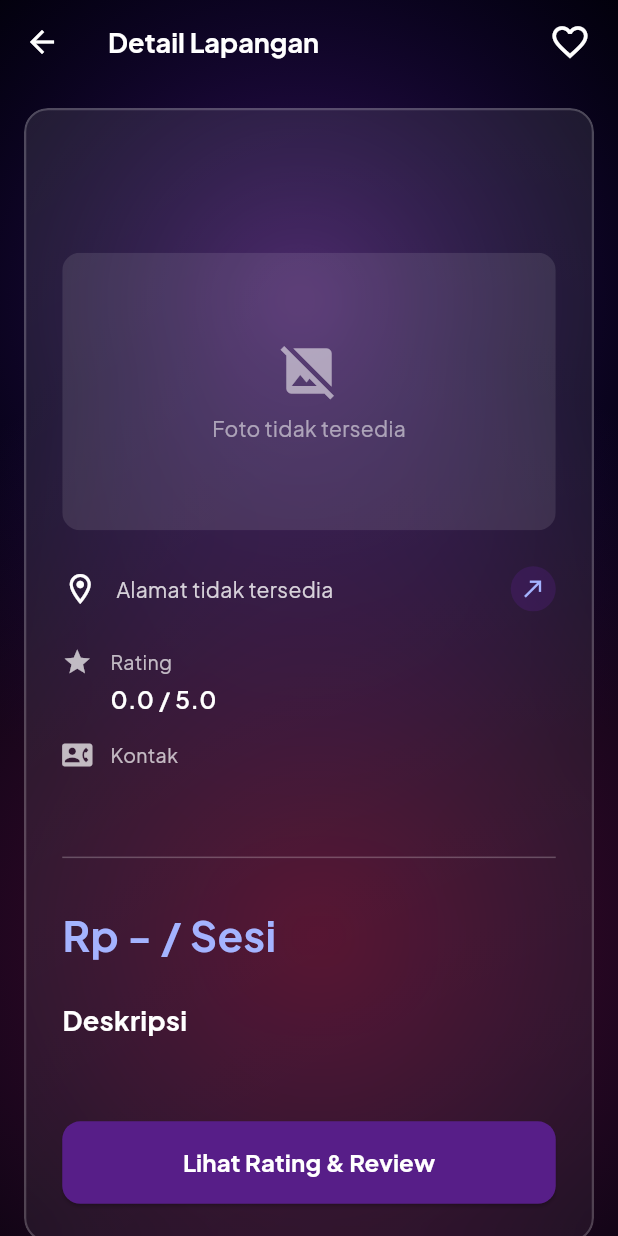
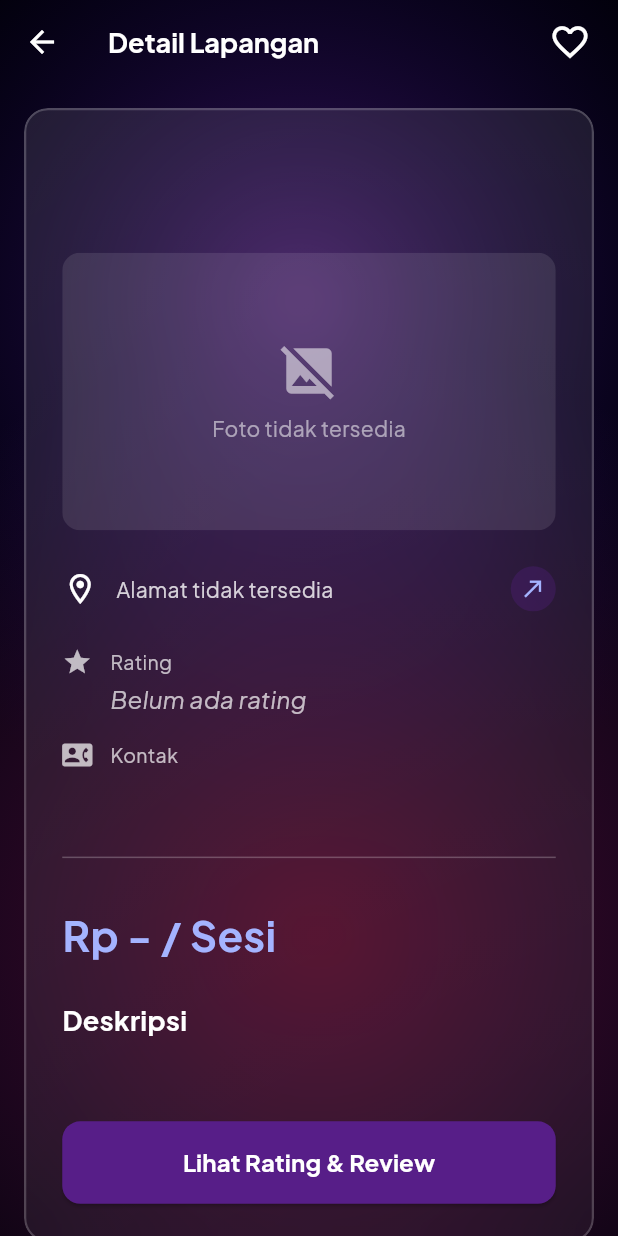
Before and after one commit to pbp-kelompok-c04/askmo-mobile, a Flutter app: the LapanganDetailPage screen opened directly with empty values, on a phone screen of 412 x 824 dp. Run offline on Flutter 3.47's test engine with Material 3 defaults, Android fonts, the phone set to English and light mode, and no system bars; our stand-ins replace file_picker, flutter_dotenv, flutter_markdown, google_fonts, google_generative_ai, google_sign_in and 1 more; missing offline and left inert: pbp_django_auth; accounts and stored records are empty.

Commit message:
benerin tampilan rating di card

```diff
--- a/lib/lapangan/screens/lapangan_detail.dart
+++ b/lib/lapangan/screens/lapangan_detail.dart
@@ -141,8 +141,8 @@ class _LapanganDetailPageState extends State<LapanganDetailPage>
 
   @override
   Widget build(BuildContext context) {
-    final cachedAvg = ReviewService.getCachedAverage(widget.lapangan.id);
-    final currentRating = cachedAvg ?? widget.lapangan.rating;
+    final double? currentRating =ReviewService.getCachedAverage(widget.lapangan.id);
+
 
     return Scaffold(
       backgroundColor: Colors.black,
@@ -412,15 +412,19 @@ class _LapanganDetailPageState extends State<LapanganDetailPage>
     return 'Rp $raw / Sesi';
   }
 
-  Widget _buildDetailsSection(double currentRating) {
+  Widget _buildDetailsSection(double? currentRating) {
     return Column(
       crossAxisAlignment: CrossAxisAlignment.start,
       children: [
-        _buildDetailRow(
-          icon: Icons.star,
-          label: 'Rating',
-          value: '${currentRating.toStringAsFixed(1)} / 5.0',
-        ),
+      _buildDetailRow(
+        icon: Icons.star,
+        label: 'Rating',
+        value: currentRating == null
+            ? 'Belum ada rating'
+            : '${currentRating.toStringAsFixed(1)} / 5.0',
+        valueItalic: currentRating == null,
+      ),
+
         const SizedBox(height: 16),
         GestureDetector(
           onTap: () => _openWhatsApp(widget.lapangan.kontak ?? ""),
@@ -529,6 +533,8 @@ class _LapanganDetailPageState extends State<LapanganDetailPage>
     required IconData icon,
     required String label,
     required String value,
+    bool valueItalic = false,
+
   }) {
     return Row(
       crossAxisAlignment: CrossAxisAlignment.start,
@@ -550,9 +556,10 @@ class _LapanganDetailPageState extends State<LapanganDetailPage>
               Text(
                 value,
                 style: GoogleFonts.plusJakartaSans(
-                  color: Colors.white,
+                  color: valueItalic ? Colors.white70 : Colors.white,
                   fontSize: 16,
-                  fontWeight: FontWeight.w600,
+                  fontStyle: valueItalic ? FontStyle.italic : FontStyle.normal,
+                  fontWeight: valueItalic ? FontWeight.normal : FontWeight.w600,
                 ),
               ),
             ],
```
Also changed, not shown: lib/lapangan/widgets/lapangan_card.dart (+9 -6 lines).
